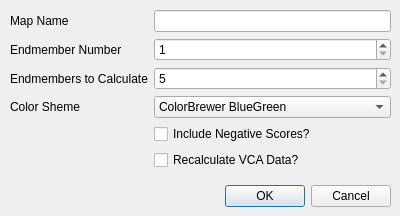
This is vcadialog.ui in VespucciProject/Vespucci as Qt 5 draws it before an edit. The edited form follows.
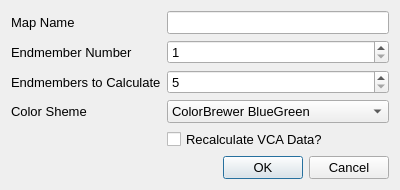
This is the edited form. Icons and pictures are not drawn.

```diff
--- a/vcadialog.ui
+++ b/vcadialog.ui
@@ -7,9 +7,14 @@
     <x>0</x>
     <y>0</y>
     <width>400</width>
-    <height>216</height>
+    <height>168</height>
    </rect>
   </property>
+  <property name="font">
+   <font>
+    <pointsize>10</pointsize>
+   </font>
+  </property>
   <property name="windowTitle">
    <string>Vertex Component Analysis</string>
   </property>
@@ -17,19 +22,7 @@
    <iconset resource="resources.qrc">
     <normaloff>:/icons/vespuccilogo.ico</normaloff>:/icons/vespuccilogo.ico</iconset>
   </property>
-  <widget class="QWidget" name="formLayoutWidget">
-   <property name="geometry">
-    <rect>
-     <x>10</x>
-     <y>10</y>
-     <width>381</width>
-     <height>165</height>
-    </rect>
-   </property>
-   <layout class="QFormLayout" name="formLayout">
-    <property name="fieldGrowthPolicy">
-     <enum>QFormLayout::AllNonFixedFieldsGrow</enum>
-    </property>
+  <layout class="QFormLayout" name="formLayout_2">
     <item row="0" column="0">
      <widget class="QLabel" name="label">
       <property name="text">
@@ -57,21 +50,21 @@
       </property>
      </widget>
     </item>
-    <item row="4" column="0">
-     <widget class="QLabel" name="label_3">
-      <property name="text">
-       <string>Color Sheme</string>
+   <item row="2" column="1">
+    <widget class="QSpinBox" name="endmembersSpinBox">
+     <property name="minimum">
+      <number>5</number>
       </property>
      </widget>
     </item>
-    <item row="5" column="1">
-     <widget class="QCheckBox" name="negativeScoresCheckBox">
+   <item row="2" column="0">
+    <widget class="QLabel" name="label_4">
       <property name="text">
-       <string>Include Negative Scores?</string>
+      <string>Endmembers to Calculate</string>
       </property>
      </widget>
     </item>
-    <item row="4" column="1">
+   <item row="3" column="1">
      <widget class="QComboBox" name="gradientComboBox">
       <property name="toolTip">
        <string>An asterix by the color scheme name indicates a divergent color scheme particularly suited for this kind of map.</string>
@@ -276,38 +269,22 @@
       </item>
      </widget>
     </item>
-    <item row="6" column="1">
+   <item row="3" column="0">
+    <widget class="QLabel" name="label_3">
+     <property name="text">
+      <string>Color Sheme</string>
+     </property>
+    </widget>
+   </item>
+   <item row="4" column="1">
      <widget class="QCheckBox" name="recalculateCheckBox">
       <property name="text">
        <string>Recalculate VCA Data?</string>
       </property>
      </widget>
     </item>
-    <item row="2" column="0">
-     <widget class="QLabel" name="label_4">
-      <property name="text">
-       <string>Endmembers to Calculate</string>
-      </property>
-     </widget>
-    </item>
-    <item row="2" column="1">
-     <widget class="QSpinBox" name="endmembersSpinBox">
-      <property name="minimum">
-       <number>5</number>
-      </property>
-     </widget>
-    </item>
-   </layout>
-  </widget>
+   <item row="5" column="1">
   <widget class="QDialogButtonBox" name="buttonBox">
-   <property name="geometry">
-    <rect>
-     <x>50</x>
-     <y>180</y>
-     <width>341</width>
-     <height>32</height>
-    </rect>
-   </property>
    <property name="orientation">
     <enum>Qt::Horizontal</enum>
    </property>
@@ -315,6 +292,8 @@
     <set>QDialogButtonBox::Cancel|QDialogButtonBox::Ok</set>
    </property>
   </widget>
+   </item>
+  </layout>
  </widget>
  <resources>
   <include location="resources.qrc"/>
```
Left out of the diff: 2 changed lines with no effect on the pictures. Lines whose indentation alone changed are shown as unchanged.
